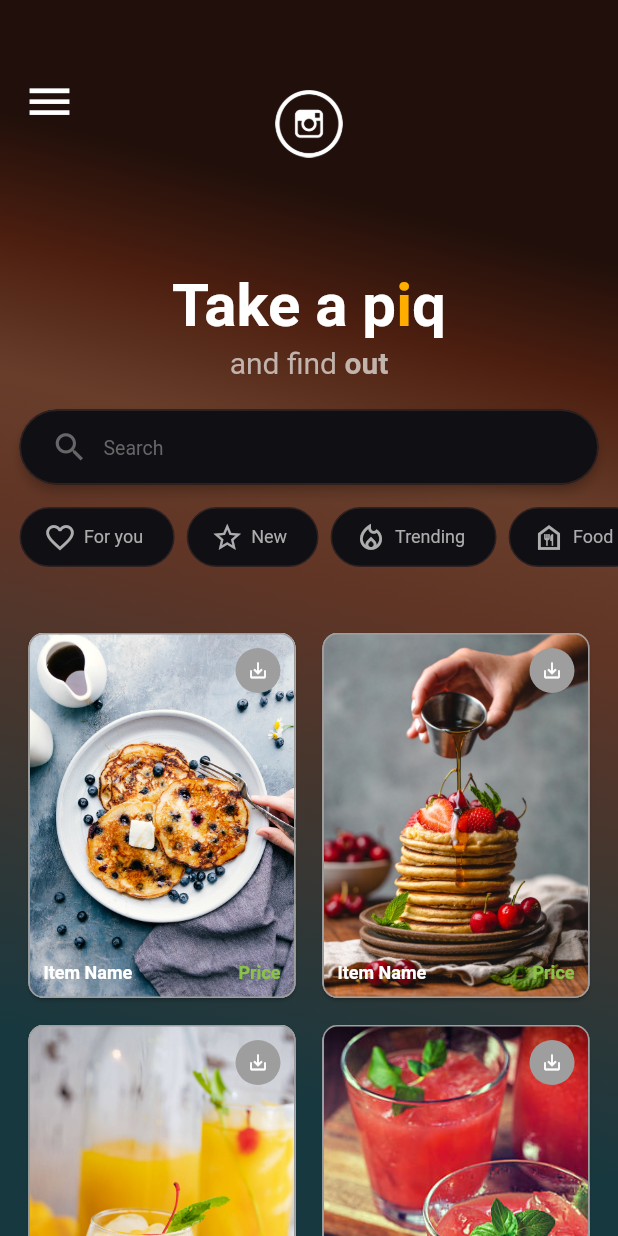
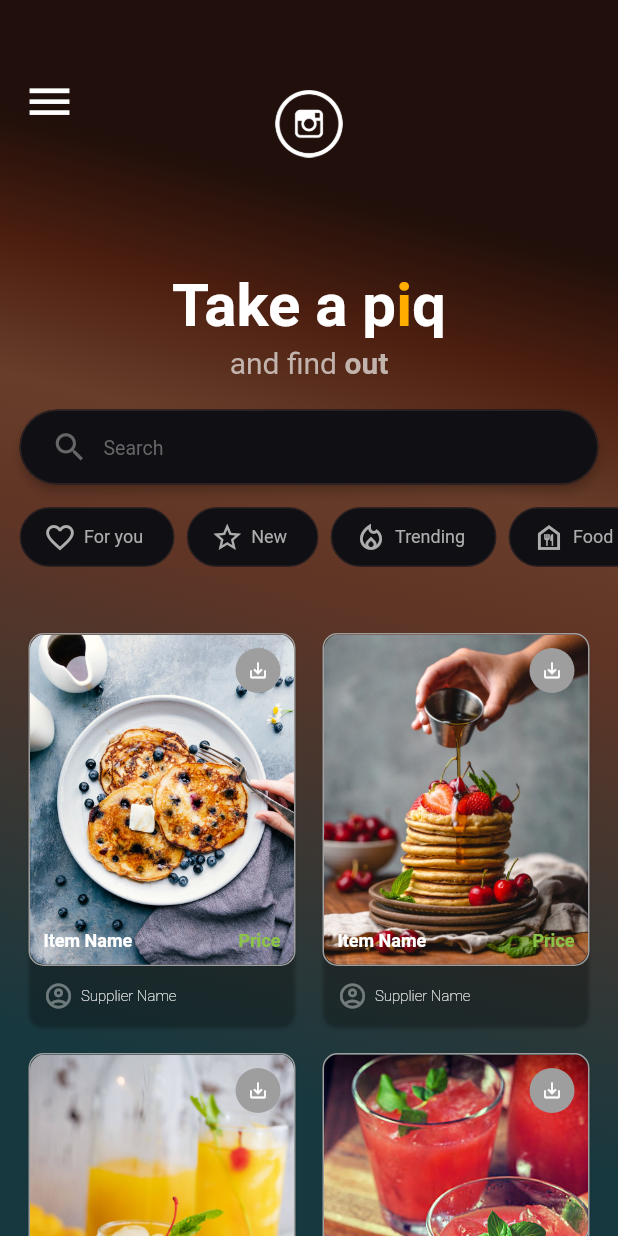
Before and after one commit to AdeebaKhani190626/Take-a-piq, a Flutter app: the screen it shows after launch, on a phone screen of 412 x 824 dp. Run offline on Flutter 3.47's test engine with Material 2 defaults, Android fonts, the phone set to English and light mode, and no system bars.

Commit message:
add text and icon below the card image

```diff
--- a/lib/components/custom_card.dart
+++ b/lib/components/custom_card.dart
@@ -5,12 +5,16 @@ class CardWidget extends StatelessWidget {
   final VoidCallback onSave;
   final double width;
   final double height;
+  final IconData icon;
+  final String text;
 
   CardWidget({
     required this.image,
     required this.onSave,
     this.width = 200,
-    this.height = 450,
+    this.height = 220,
+    required this.icon,
+    required this.text,
   });
 
   @override
@@ -20,22 +24,28 @@ class CardWidget extends StatelessWidget {
       height: height,
       margin: EdgeInsets.all(5),
       child: Card(
+        color: Colors.transparent.withOpacity(0),
         shape: RoundedRectangleBorder(
           borderRadius: BorderRadius.circular(10),
-          side: BorderSide(
+        ),
+        child: Stack(
+          children: [
+            Container(
+              decoration: BoxDecoration(
+                borderRadius: BorderRadius.circular(10),
+                border: Border.all(
                   color: Colors.grey,
                   width: 1,
                 ),
               ),
-        child: Stack(
-          children: [
-            ClipRRect(
+              child: ClipRRect(
                 borderRadius: BorderRadius.circular(10),
                 child: Image.asset(
+                  image,
                   height: height,
                   width: width,
-                image,
                   fit: BoxFit.cover,
+                ),
               ),
             ),
             Positioned(
@@ -59,7 +69,7 @@ class CardWidget extends StatelessWidget {
               ),
             ),
             Positioned(
-              bottom: 10,
+              bottom: 50,
               left: 10,
               child: Text(
                 'Item Name',
@@ -71,7 +81,7 @@ class CardWidget extends StatelessWidget {
               ),
             ),
             Positioned(
-              bottom: 10,
+              bottom: 50,
               right: 10,
               child: Text(
                 'Price',
@@ -82,6 +92,28 @@ class CardWidget extends StatelessWidget {
                 ),
               ),
             ),
+            Positioned(
+              bottom: 10,
+              left: 10,
+              child: Row(
+                children: [
+                  Icon(
+                    icon,
+                    color: Colors.white38,
+                    size: 20,
+                  ),
+                  SizedBox(width: 5),
+                  Text(
+                    text,
+                    style: TextStyle(
+                      fontSize: 10,
+                      fontWeight: FontWeight.w200,
+                      color: Colors.white,
+                    ),
+                  ),
+                ],
+              ),
+            ),
           ],
         ),
       ),
--- a/lib/homepage.dart
+++ b/lib/homepage.dart
@@ -186,31 +186,39 @@ class HomePage extends StatelessWidget {
                 child: GridView.count(
                   crossAxisCount: 2,
                   padding: EdgeInsets.only(left:10, right: 10, top: 15, bottom: 15),
-                  childAspectRatio: 0.75,
+                  childAspectRatio: 0.70,
                   children: [
                     CardWidget(
                       image: 'assets/blueberry.jpg',
                       onSave: () {
                         // Save icon on tap callback
                       },
+                      text: 'Supplier Name',
+                      icon: Icons.account_circle_outlined,
                     ),
                     CardWidget(
                       image: 'assets/hand strawberry.jpg',
                       onSave: () {
                         // Save icon on tap callback
                       },
+                      text: 'Supplier Name',
+                      icon: Icons.account_circle_outlined,
                     ),
                     CardWidget(
                       image: 'assets/mango juice.jpg',
                       onSave: () {
                         // Save icon on tap callback
                       },
+                      text: 'Supplier Name',
+                      icon: Icons.account_circle_outlined,
                     ),
                     CardWidget(
                       image: 'assets/image4.jpg',
                       onSave: () {
                         // Save icon on tap callback
                       },
+                      text: 'Supplier Name',
+                      icon: Icons.account_circle_outlined,
                     ),
                     // Add more CardWidget as needed
                   ],
```
Lines whose indentation alone changed are shown as unchanged.
